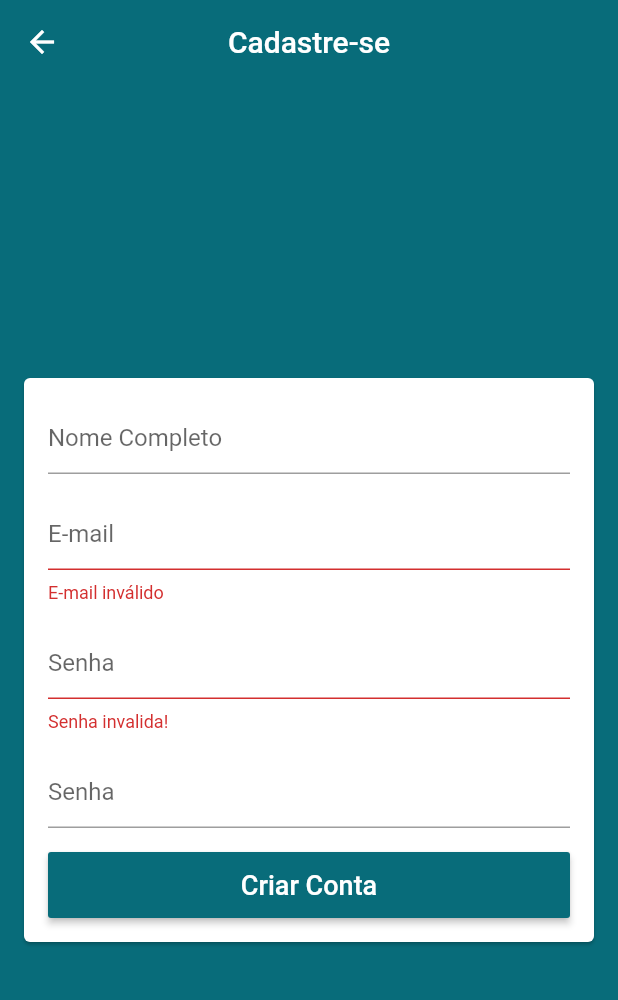
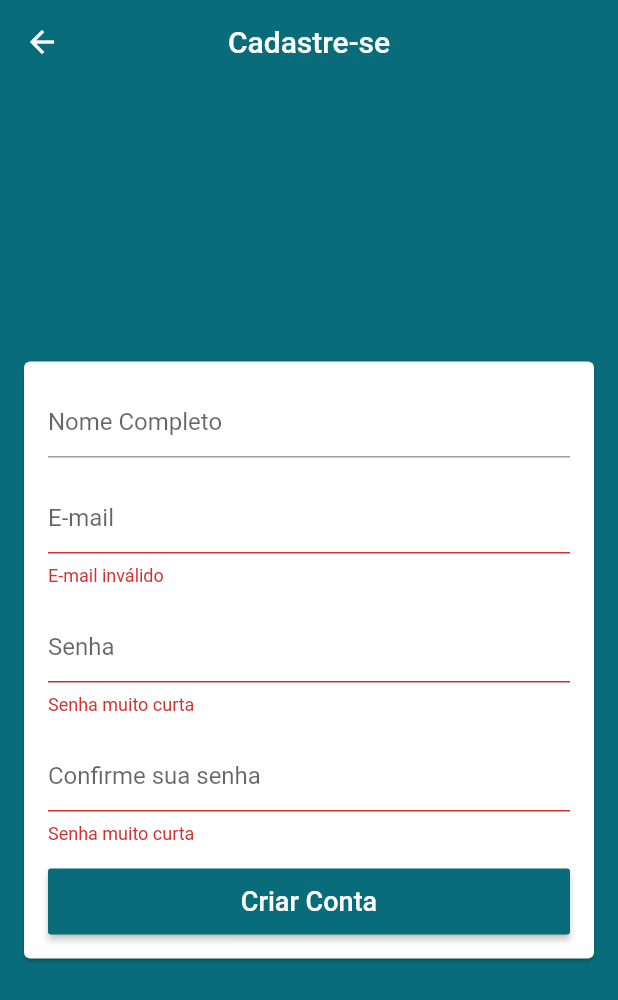
Before and after one commit to MatheusBrandao525/App_Ecommerce_com_Flutter, a Flutter app: the SignupScreen screen opened by its route, after a tap on "Criar Conta", on a phone screen of 412 x 824 dp. Shown: the top 1000 px of the screen. Run offline on Flutter 3.47's test engine with Material 2 defaults, Android fonts, the phone set to English and light mode, and no system bars; our stand-ins replace cloud_firestore, firebase_auth, firebase_core; accounts and stored records are empty.

Commit message:
bugs corrigidos

```diff
--- a/lib/main.dart
+++ b/lib/main.dart
@@ -20,6 +20,7 @@ class MyApp extends StatelessWidget {
   Widget build(BuildContext context) {
     return ChangeNotifierProvider(
       create: (_) => UserManager(),
+      lazy: false,
       child: MaterialApp(
         title: 'Loja do Matheus',
         debugShowCheckedModeBanner: false,
--- a/lib/screens/signup/signup_screen.dart
+++ b/lib/screens/signup/signup_screen.dart
@@ -73,7 +73,7 @@ class SignupScreen extends StatelessWidget {
                     obscureText: true,
                     validator: (pass) {
                       if (pass!.isEmpty || pass.length < 6) {
-                        return 'Senha invalida!';
+                        return 'Senha muito curta';
                       }
                       return null;
                     },
@@ -82,14 +82,15 @@ class SignupScreen extends StatelessWidget {
                     height: 16,
                   ),
                   TextFormField(
-                    controller: passController,
+                    controller: confirmPassController,
                     enabled: !userManager.loading,
-                    decoration: const InputDecoration(hintText: 'Senha'),
+                    decoration:
+                        const InputDecoration(hintText: 'Confirme sua senha'),
                     autocorrect: false,
                     obscureText: true,
                     validator: (pass) {
-                      if (user.senha != user.confirmPassword) {
-                        return 'Senhas não coicidem';
+                      if (pass!.isEmpty || pass.length < 6) {
+                        return 'Senha muito curta';
                       }
                       return null;
                     },
@@ -114,14 +115,19 @@ class SignupScreen extends StatelessWidget {
                                     confirmPassword: confirmPassController.text,
                                   ),
                                   onFail: (e) {
-                                    ScaffoldMessenger.of(context).showSnackBar(
-                                      SnackBar(
-                                        content: Text("Falha ao entrar: $e"),
-                                        backgroundColor: Colors.red,
-                                      ),
-                                    );
+                                    if (user.senha != user.confirmPassword) {
+                                      ScaffoldMessenger.of(context)
+                                          .showSnackBar(
+                                        SnackBar(
+                                          content:
+                                              Text("Falha ao criar conta: $e"),
+                                          backgroundColor: Colors.red,
+                                        ),
+                                      );
+                                    }
                                   },
                                   onSuccess: () {
+                                    debugPrint('Sucesso!');
                                     // TODO: POP
                                   },
                                 );
@@ -139,10 +145,6 @@ class SignupScreen extends StatelessWidget {
                               'Criar Conta',
                               style: TextStyle(fontSize: 18),
                             ),
-/*                       child: const Text(
-                        'Criar Conta',
-                        style: TextStyle(fontSize: 18),
-                      ), */
                     ),
                   ),
                 ],
--- a/pubspec.yaml
+++ b/pubspec.yaml
@@ -18,7 +18,7 @@ publish_to: 'none' # Remove this line if you wish to publish to pub.dev
 version: 1.0.0+1
 
 environment:
-  sdk: ">=2.17.6 <3.0.0"
+    sdk: ">=2.17.6 <3.0.0"
 
 # Dependencies specify other packages that your package needs in order to work.
 # To automatically upgrade your package dependencies to the latest versions
```
Also changed, not shown: lib/models/user.dart (+0 -18 lines), lib/models/user_manger.dart (+5 -6 lines).
